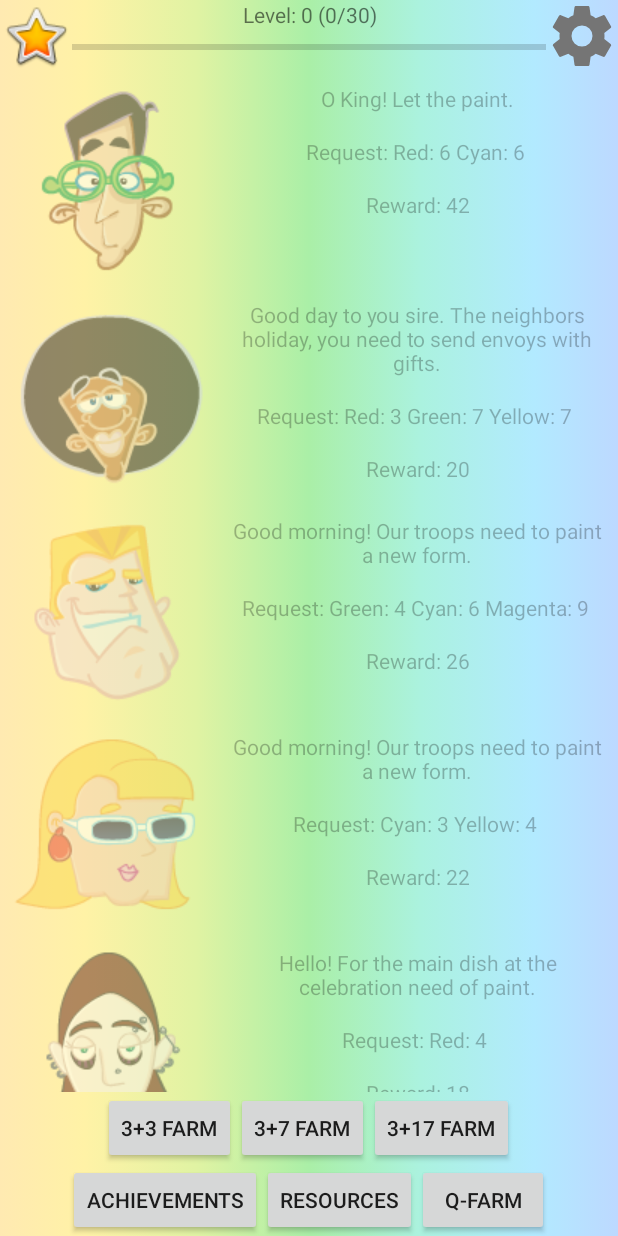
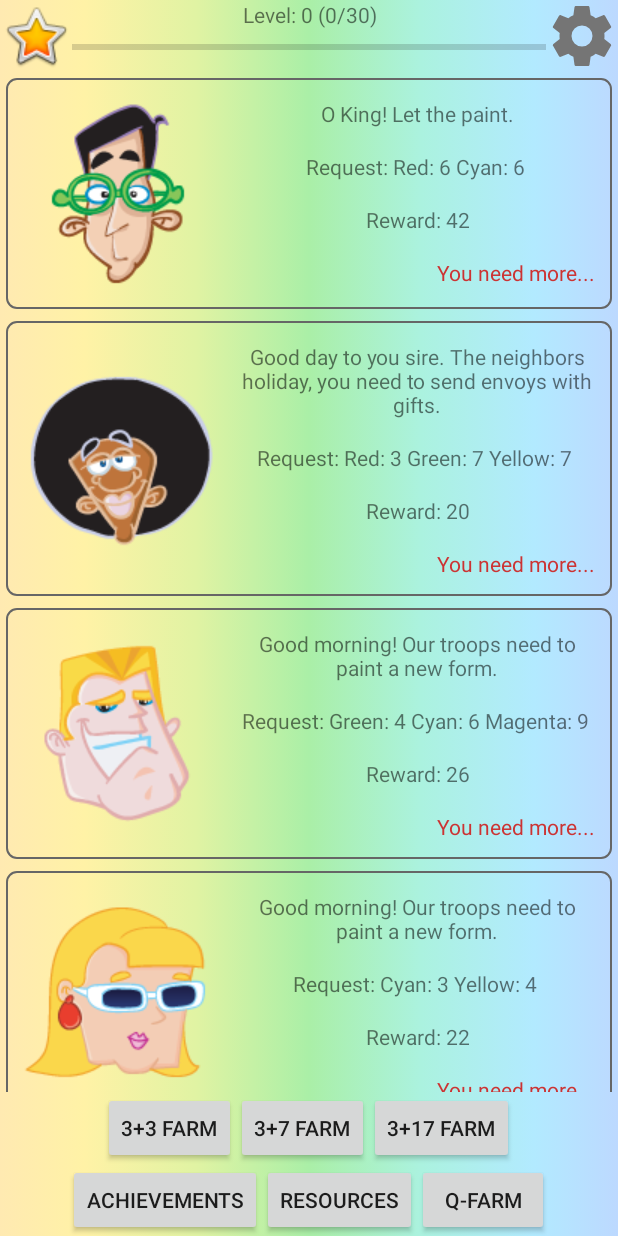
Before and after one commit to IvanKosh/Rainbow-Kingdom, an Android app: the screen it shows after launch (RKMainActivity), on a phone screen of 412 x 824 dp. Run offline under Robolectric (Android 15) with nearby library versions, the phone set to English and light mode, and no system bars; 2 statements that could not run were skipped.

Commit message:
Новый дизайн списка квестов и звуки при не возможности пальнуть

```diff
--- a/app/src/main/java/com/binarnahata/rainbowkingdom/Adapters/QuestAdapter.java
+++ b/app/src/main/java/com/binarnahata/rainbowkingdom/Adapters/QuestAdapter.java
@@ -2,6 +2,7 @@ package com.binarnahata.rainbowkingdom.Adapters;
 
 import android.content.Context;
 import android.content.SharedPreferences;
+import android.graphics.Color;
 import android.support.v7.widget.RecyclerView;
 import android.view.LayoutInflater;
 import android.view.View;
@@ -31,6 +32,8 @@ public class QuestAdapter extends RecyclerView.Adapter<QuestAdapter.ViewHolder>
 	/* КОНСТАНТЫ И ПЕРЕМЕННЫЕ */
 	private static final String TAG = QuestAdapter.class.getSimpleName();
 	public static final String APP_PREFERENCES = "resources";
+	public static final int CAN_COMPLETE_COLOR = Color.rgb(0x33, 0xCC, 0x33);
+	private static final int NEED_MORE_COLOR = Color.rgb(0xCC, 0x33, 0x33);
 	private final Context mContext;
 	private final Experience mExperience;
 	private final AchievementDatabaseHandler mDB;
@@ -82,9 +85,12 @@ public class QuestAdapter extends RecyclerView.Adapter<QuestAdapter.ViewHolder>
 					mCallback.onSelect();
 				}
 			});
+			holder.mQuestStatus.setTextColor(CAN_COMPLETE_COLOR);
+			holder.mQuestStatus.setText(R.string.can_complete);
 		}
 		else {
-			holder.mRelativeLayout.setAlpha(0.5F);
+			holder.mQuestStatus.setTextColor(NEED_MORE_COLOR);
+			holder.mQuestStatus.setText(R.string.need_more);
 		}
 
 		holder.mImage.setImageResource(mQuestArrayList.get(position).getHeroAvatar());
@@ -100,14 +106,16 @@ public class QuestAdapter extends RecyclerView.Adapter<QuestAdapter.ViewHolder>
 		public TextView mText;
 		public TextView mRequest;
 		public TextView mExperience;
+		public TextView mQuestStatus;
 		public ViewHolder(View view) {
 			super(view);
 
-			mRelativeLayout = (RelativeLayout)view.findViewById(R.id.container);
-			mImage = (ImageView)view.findViewById(R.id.image);
-			mText = (TextView)view.findViewById(R.id.text);
-			mRequest = (TextView)view.findViewById(R.id.request);
-			mExperience = (TextView)view.findViewById(R.id.experience);
+			mRelativeLayout = (RelativeLayout) view.findViewById(R.id.container);
+			mImage = (ImageView) view.findViewById(R.id.image);
+			mText = (TextView) view.findViewById(R.id.text);
+			mRequest = (TextView) view.findViewById(R.id.request);
+			mExperience = (TextView) view.findViewById(R.id.experience);
+			mQuestStatus = (TextView) view.findViewById(R.id.quest_status);
 		}
 	}
 
--- a/app/src/main/java/com/binarnahata/rainbowkingdom/Controllers/GameLoop.java
+++ b/app/src/main/java/com/binarnahata/rainbowkingdom/Controllers/GameLoop.java
@@ -202,9 +202,5 @@ public class GameLoop extends Thread {
 			mGame.setAvgFps("FPS: " + df.format(averageFps));
 		}
 	}
-
-	public void pause() {
-		mRunning = false;
-	}
 	/* МЕТОДЫ */
 }
--- /dev/null
+++ b/app/src/main/res/drawable/bottom_gray_border.xml
@@ -0,0 +1,8 @@
+<?xml version="1.0" encoding="utf-8"?>
+<selector xmlns:android="http://schemas.android.com/apk/res/android">
+	<item><shape xmlns:android="http://schemas.android.com/apk/res/android" android:shape="rectangle">
+		<stroke android:width="1dp" android:color="#666666" />
+		<padding android:bottom="4dp" android:left="3dp" android:right="3dp" android:top="6dp" />
+		<corners android:radius="10px"/>
+	</shape></item>
+</selector>
--- a/app/src/main/res/layout/item_quest.xml
+++ b/app/src/main/res/layout/item_quest.xml
@@ -4,7 +4,9 @@
 	android:id="@+id/container"
 	android:orientation="vertical"
 	android:layout_width="match_parent"
-	android:layout_height="wrap_content">
+	android:layout_height="wrap_content"
+	android:layout_margin="4dp"
+	android:background="@drawable/bottom_gray_border">
 
 	<ImageView
 		android:id="@+id/image"
@@ -48,4 +50,14 @@
 		android:layout_below="@id/request"
 		android:text="reward"/>
 
+	<TextView
+		android:id="@+id/quest_status"
+		android:layout_width="wrap_content"
+		android:layout_height="wrap_content"
+		android:layout_margin="@dimen/fab_margin"
+		android:foregroundGravity="right"
+		android:layout_alignParentRight="true"
+		android:layout_below="@id/experience"
+		android:text="Need more..."/>
+
 </RelativeLayout>
--- a/app/src/main/res/values/colors.xml
+++ b/app/src/main/res/values/colors.xml
@@ -3,4 +3,6 @@
 	<color name="colorPrimary">#3F51B5</color>
 	<color name="colorPrimaryDark">#303F9F</color>
 	<color name="colorAccent">#FF4081</color>
+	<color name="gray">#cccccc</color>
+	<color name="white">#FFFFFF</color>
 </resources>
--- a/app/src/main/res/values/strings.xml
+++ b/app/src/main/res/values/strings.xml
@@ -22,4 +22,6 @@
 	<string name="quest_text7">O King! Let the paint.</string>
 	<string name="quest_text8">Aloha. I am a trader from Hawaii, if you sell me the paint?</string>
 	<string name="quest_text9">Y-o-ra !!! Give quo paint! Or tui fight !!!</string>
+	<string name="can_complete">You can complete...</string>
+	<string name="need_more">You need more...</string>
 </resources>
```
Also changed, not shown: app/src/main/java/com/binarnahata/rainbowkingdom/Views/RKFarm.java (+112 -36 lines), 1 other file.
